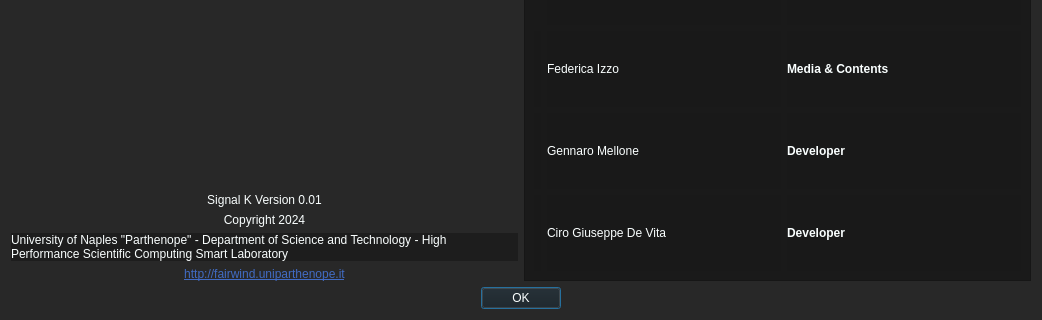
Qt form ui/about/About.ui (OpenFairWind/FairWindSK) before a commit; both pictures show x 0 to 1042 and y 275 to 595 of the 1042 by 595 pixel window.
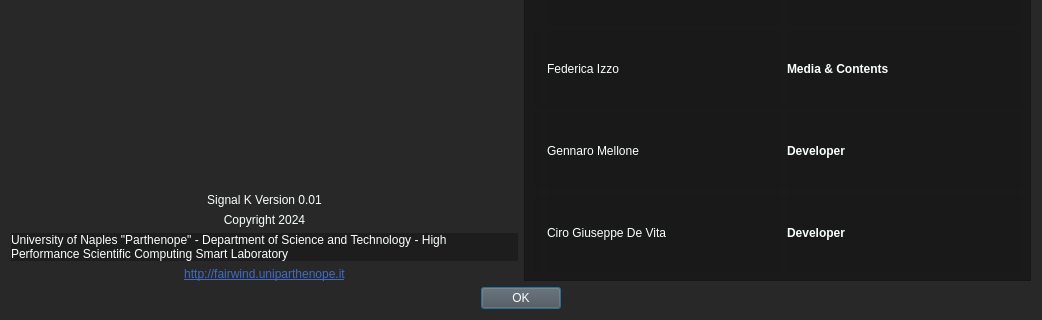
The same form after that commit. Icons and pictures are not drawn.

What changed in the file:
```diff
--- a/ui/about/About.ui
+++ b/ui/about/About.ui
@@ -421,6 +421,13 @@
      </item>
      <item>
       <widget class="QDialogButtonBox" name="buttonBox">
+       <property name="styleSheet">
+        <string notr="true">background-color: rgb(82, 82, 83);
+border-top-color: rgb(159, 157, 160);
+border-left-color: rgb(159, 157, 160);
+border-right-color: rgb(83, 83, 84);
+border-bottom-color: rgb(83, 83, 84);</string>
+       </property>
        <property name="orientation">
         <enum>Qt::Horizontal</enum>
        </property>
```
Left out of the diff: 20 changed lines with no effect on the pictures.
